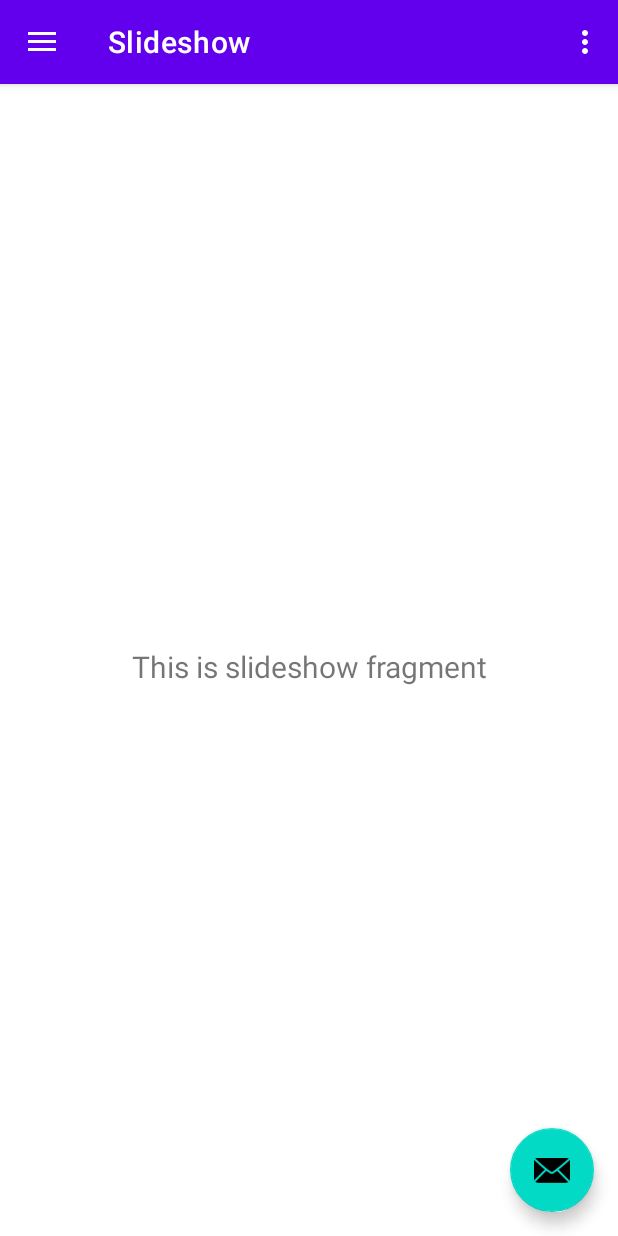
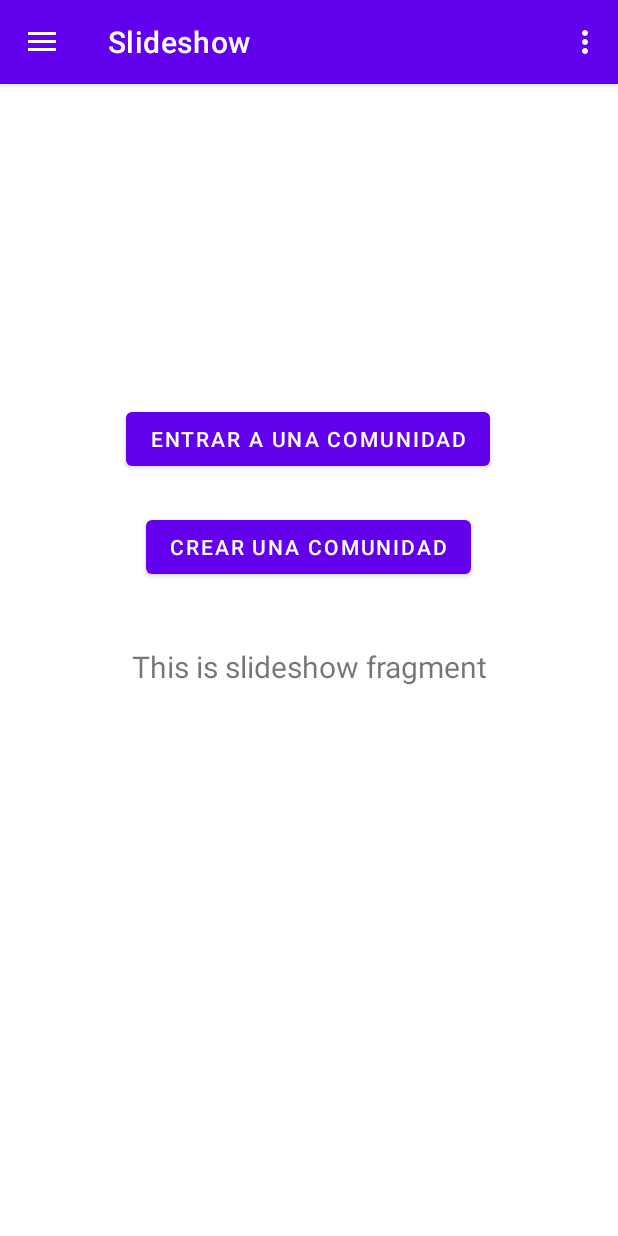
Before and after one commit to sochoa2021EnriqueMartinezGalvan/NeighborConect, an Android app: the screen it shows after launch once a user with an empty profile is signed in (PantallaPrincipalActivity), in the side drawer, after a tap on "Slideshow", on a phone screen of 412 x 824 dp. Run offline under Robolectric (Android 15) with nearby library versions, the phone set to English and light mode, and no system bars; our stand-ins replace Firebase (no records; nobody signed in at launch, a user with empty details on screens opened directly), navigation-ui; libraries missing offline, so code that uses them is left out: com.firebase.ui; 1 statement that could not run was skipped.

Commit message:
Se ha creado la activity para crear comunidades pero no parece que las envie a firebase

```diff
--- a/app/build.gradle
+++ b/app/build.gradle
@@ -37,13 +37,18 @@ dependencies {
     implementation 'com.google.android.material:material:1.5.0'
     implementation 'androidx.constraintlayout:constraintlayout:2.1.3'
 
+
+
     implementation 'com.google.firebase:firebase-auth:21.0.1'
     implementation 'com.firebaseui:firebase-ui-auth:8.0.0'
     implementation 'androidx.lifecycle:lifecycle-livedata-ktx:2.4.1'
     implementation 'androidx.lifecycle:lifecycle-viewmodel-ktx:2.4.1'
     implementation 'androidx.navigation:navigation-fragment:2.4.1'
     implementation 'androidx.navigation:navigation-ui:2.4.1'
+    implementation 'com.firebaseui:firebase-ui-firestore:7.2.0'
+    implementation 'com.google.firebase:firebase-firestore:24.1.1'
     testImplementation 'junit:junit:4.+'
+
     androidTestImplementation 'androidx.test.ext:junit:1.1.3'
     androidTestImplementation 'androidx.test.espresso:espresso-core:3.4.0'
 }
--- a/app/src/main/AndroidManifest.xml
+++ b/app/src/main/AndroidManifest.xml
@@ -11,6 +11,9 @@
         android:roundIcon="@mipmap/ic_launcher_round"
         android:supportsRtl="true"
         android:theme="@style/Theme.NeighborConect">
+        <activity
+            android:name=".CrearComunidad"
+            android:exported="true" />
         <activity
             android:name=".PantallaPrincipalActivity"
             android:exported="true"
--- /dev/null
+++ b/app/src/main/java/net/iessochoa/neighborconect/CrearComunidad.java
@@ -0,0 +1,98 @@
+package net.iessochoa.neighborconect;
+
+import static android.content.ContentValues.TAG;
+
+import androidx.annotation.NonNull;
+import androidx.appcompat.app.AppCompatActivity;
+
+import android.content.Context;
+import android.nfc.Tag;
+import android.os.Bundle;
+import android.util.Log;
+import android.view.View;
+import android.widget.Button;
+import android.widget.EditText;
+import android.widget.TextView;
+import android.widget.Toast;
+
+import com.google.android.gms.tasks.OnFailureListener;
+import com.google.android.gms.tasks.OnSuccessListener;
+import com.google.firebase.auth.FirebaseAuth;
+import com.google.firebase.firestore.DocumentReference;
+import com.google.firebase.firestore.FirebaseFirestore;
+
+import net.iessochoa.neighborconect.model.Comunidades;
+
+import java.util.HashMap;
+import java.util.Map;
+
+public class CrearComunidad extends AppCompatActivity {
+
+    private Button btCrearComunidad;
+
+    private EditText etCode, etName;
+
+    private FirebaseAuth auth;
+
+    @Override
+    protected void onCreate(Bundle savedInstanceState) {
+        super.onCreate(savedInstanceState);
+        setContentView(R.layout.activity_crear_comunidad);
+
+        auth = FirebaseAuth.getInstance();
+
+        btCrearComunidad = findViewById(R.id.btCrearComunidad);
+        etCode = findViewById(R.id.etCode);
+        etName = findViewById(R.id.etName);
+
+        btCrearComunidad.setOnClickListener(new View.OnClickListener() {
+            @Override
+            public void onClick(View v) {
+                insertarDatos();
+            }
+        });
+
+    }
+
+    private void insertarDatos() {
+        /*String nombre = etName.getText().toString();
+        String code = etCode.getText().toString();
+
+        auth = FirebaseAuth.getInstance();
+
+
+        FirebaseFirestore db = FirebaseFirestore.getInstance();
+        Comunidades comunidad= new Comunidades(nombre,code);
+
+        db.collection("comu").add(comunidad);
+*/
+        // Create a new user with a first and last name
+        Map<String, Object> user = new HashMap<>();
+        user.put("first", "Ada");
+        user.put("last", "Lovelace");
+        user.put("born", 1815);
+
+// Add a new document with a generated ID
+        FirebaseFirestore db = FirebaseFirestore.getInstance();
+        db.collection("users")
+                .add(user)
+                .addOnSuccessListener(new OnSuccessListener<DocumentReference>() {
+                    @Override
+                    public void onSuccess(DocumentReference documentReference) {
+                        Log.d(TAG, "DocumentSnapshot added with ID: " + documentReference.getId());
+                    }
+                })
+                .addOnFailureListener(new OnFailureListener() {
+                    @Override
+                    public void onFailure(@NonNull Exception e) {
+                        Log.w(TAG, "Error adding document", e);
+                    }
+                });
+
+        finish();
+
+
+    }
+
+
+}
--- a/app/src/main/java/net/iessochoa/neighborconect/PantallaPrincipalActivity.java
+++ b/app/src/main/java/net/iessochoa/neighborconect/PantallaPrincipalActivity.java
@@ -4,6 +4,7 @@ import android.content.Intent;
 import android.os.Bundle;
 import android.view.View;
 import android.view.Menu;
+import android.widget.Button;
 import android.widget.TextView;
 
 import com.google.android.material.snackbar.Snackbar;
@@ -27,7 +28,8 @@ public class PantallaPrincipalActivity extends AppCompatActivity {
 
     private FirebaseAuth mAuth;
 
-    private TextView tvUsuario,tvCerrarSesion;
+    private TextView tvUsuario, tvCerrarSesion;
+    private Button btCrear;
 
 
     @Override
@@ -38,13 +40,13 @@ public class PantallaPrincipalActivity extends AppCompatActivity {
         setContentView(binding.getRoot());
 
         setSupportActionBar(binding.appBarPantallaPrincipal.toolbar);
-        binding.appBarPantallaPrincipal.fab.setOnClickListener(new View.OnClickListener() {
+        /*binding.appBarPantallaPrincipal.fab.setOnClickListener(new View.OnClickListener() {
             @Override
             public void onClick(View view) {
                 Snackbar.make(view, "Replace with your own action", Snackbar.LENGTH_LONG)
                         .setAction("Action", null).show();
             }
-        });
+        });*/
         DrawerLayout drawer = binding.drawerLayout;
         NavigationView navigationView = binding.navView;
         // Passing each menu ID as a set of Ids because each
@@ -57,12 +59,20 @@ public class PantallaPrincipalActivity extends AppCompatActivity {
         NavigationUI.setupActionBarWithNavController(this, navController, mAppBarConfiguration);
         NavigationUI.setupWithNavController(navigationView, navController);
 
+        btCrear = findViewById(R.id.btCrear);
+
+        btCrear.setOnClickListener(new View.OnClickListener() {
+            @Override
+            public void onClick(View v) {
+                crearComunidad();
+            }
+        });
 
 
         NavigationView navigation = (NavigationView) findViewById(R.id.nav_view);
         View headerView = navigation.getHeaderView(0);
 
-         tvUsuario =  headerView.findViewById(R.id.tvUsuario);
+        tvUsuario = headerView.findViewById(R.id.tvUsuario);
 
 
         mAuth = FirebaseAuth.getInstance();
@@ -70,7 +80,7 @@ public class PantallaPrincipalActivity extends AppCompatActivity {
 
         tvUsuario.setText(userFB.getEmail());
 
-        tvCerrarSesion=headerView.findViewById(R.id.tvCerrarSesion);
+        tvCerrarSesion = headerView.findViewById(R.id.tvCerrarSesion);
         tvCerrarSesion.setOnClickListener(new View.OnClickListener() {
             @Override
             public void onClick(View v) {
@@ -95,9 +105,17 @@ public class PantallaPrincipalActivity extends AppCompatActivity {
                 || super.onSupportNavigateUp();
     }
 
-    public void cerrarSesion(){
+    public void cerrarSesion() {
         mAuth.signOut();
-        startActivity(new Intent(PantallaPrincipalActivity.this, MainActivity.class));
         finish();
+        startActivity(new Intent(this, MainActivity.class));
+
     }
+
+    public void crearComunidad() {
+
+        startActivity(new Intent(this, CrearComunidad.class));
+
+    }
+
 }
--- a/app/src/main/res/layout/app_bar_pantalla_principal.xml
+++ b/app/src/main/res/layout/app_bar_pantalla_principal.xml
@@ -22,13 +22,4 @@
 
     <include layout="@layout/content_pantalla_principal" />
 
-    <com.google.android.material.floatingactionbutton.FloatingActionButton
-        android:id="@+id/fab"
-        android:layout_width="wrap_content"
-        android:layout_height="wrap_content"
-        android:layout_gravity="bottom|end"
-        android:layout_marginEnd="@dimen/fab_margin"
-        android:layout_marginBottom="16dp"
-        app:srcCompat="@android:drawable/ic_dialog_email" />
-
 </androidx.coordinatorlayout.widget.CoordinatorLayout>
--- a/app/src/main/res/layout/content_pantalla_principal.xml
+++ b/app/src/main/res/layout/content_pantalla_principal.xml
@@ -13,8 +13,38 @@
         android:layout_width="match_parent"
         android:layout_height="match_parent"
         app:defaultNavHost="true"
+        app:layout_constraintBottom_toBottomOf="parent"
         app:layout_constraintLeft_toLeftOf="parent"
         app:layout_constraintRight_toRightOf="parent"
         app:layout_constraintTop_toTopOf="parent"
         app:navGraph="@navigation/mobile_navigation" />
+
+    <Button
+        android:id="@+id/btCrear"
+        android:layout_width="wrap_content"
+        android:layout_height="wrap_content"
+        android:layout_marginTop="24dp"
+        android:text="Crear una comunidad"
+        app:layout_constraintEnd_toEndOf="parent"
+        app:layout_constraintHorizontal_bias="0.498"
+        app:layout_constraintStart_toStartOf="parent"
+        app:layout_constraintTop_toBottomOf="@+id/btEntar" />
+
+    <Button
+        android:id="@+id/btEntar"
+        android:layout_width="wrap_content"
+        android:layout_height="wrap_content"
+        android:text="Entrar a una comunidad"
+        app:layout_constraintEnd_toEndOf="parent"
+        app:layout_constraintHorizontal_bias="0.498"
+        app:layout_constraintStart_toStartOf="parent"
+        app:layout_constraintTop_toTopOf="@+id/guideline4" />
+
+    <androidx.constraintlayout.widget.Guideline
+        android:id="@+id/guideline4"
+        android:layout_width="wrap_content"
+        android:layout_height="wrap_content"
+        android:orientation="horizontal"
+        app:layout_constraintGuide_begin="213dp" />
+
 </androidx.constraintlayout.widget.ConstraintLayout>
--- a/app/src/main/res/values/strings.xml
+++ b/app/src/main/res/values/strings.xml
@@ -15,7 +15,7 @@
     <string name="nav_header_desc">Navigation header</string>
     <string name="action_settings">Settings</string>
 
-    <string name="menu_home">Home</string>
-    <string name="menu_gallery">Gallery</string>
+    <string name="menu_home">Perfil</string>
+    <string name="menu_gallery">Ajustes</string>
     <string name="menu_slideshow">Slideshow</string>
 </resources>
```
Also changed, not shown: app/src/main/java/net/iessochoa/neighborconect/MainActivity.java (+4 -6 lines), app/src/main/java/net/iessochoa/neighborconect/model/Comunidades.java (added, +27 -0 lines), app/src/main/res/layout/activity_crear_comunidad.xml (added, +47 -0 lines).
